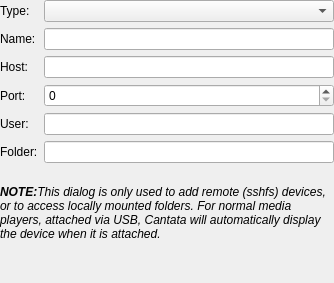
Old version of the form devices/remotedevicepropertieswidget.ui in the repository polpo/cantata-mac.
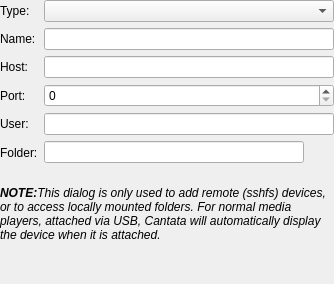
New version of the form. Custom widgets are drawn as their Qt base class.

Commit message: Use KDirRequester (via sftp://) to allow selection of SSHFS folder.

The edit to the form file:
```diff
--- a/devices/remotedevicepropertieswidget.ui
+++ b/devices/remotedevicepropertieswidget.ui
@@ -96,7 +96,18 @@
       </widget>
      </item>
      <item row="5" column="1">
-      <widget class="DirRequester" name="folder"/>
+      <layout class="QHBoxLayout" name="folderLayout">
+       <item>
+        <widget class="DirRequester" name="folder" />
+       </item>
+       <item>
+        <widget class="QToolButton" name="folderButton">
+         <property name="autoRaise">
+          <bool>true</bool>
+         </property>
+        </widget>
+       </item>
+      </layout>
      </item>
     </layout>
    </item>
```
The commit also changes 4 other files.
